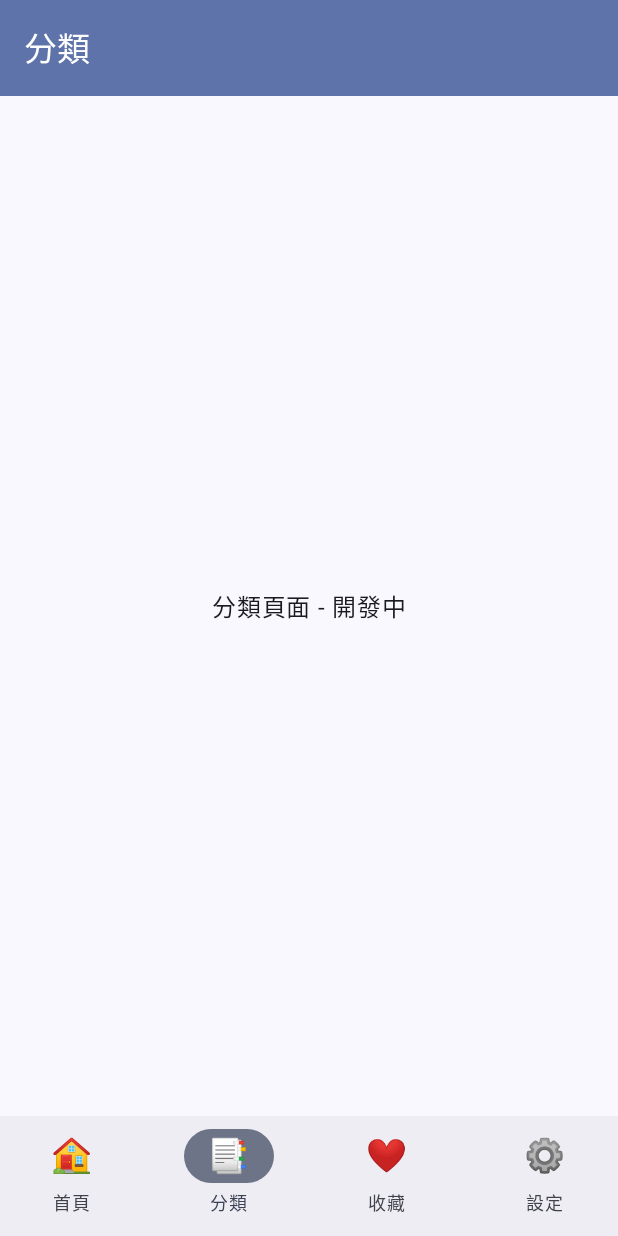
After one commit to KuroNekoLi/BlackCatNews, an Android app built with Jetpack Compose: the CategoriesScreen screen opened through its navigation route, on a phone screen of 412 x 824 dp. The commit adds this screen. Run offline under Robolectric (Android 15) with nearby library versions, the phone set to English and light mode, and no system bars; libraries missing offline, so code that uses them is left out: coil3.network.ktor3, com.example.compose; pictures from the network do not load.

Commit message:
feat: 新增導航路由及主要畫面（首頁、分類、收藏、設定），並整合底部導航與 Compose 模組

```diff
--- a/composeApp/src/androidMain/kotlin/com/linli/blackcatnews/MainActivity.kt
+++ b/composeApp/src/androidMain/kotlin/com/linli/blackcatnews/MainActivity.kt
@@ -3,13 +3,12 @@ package com.linli.blackcatnews
 import android.os.Bundle
 import androidx.activity.ComponentActivity
 import androidx.activity.compose.setContent
-import androidx.activity.enableEdgeToEdge
 import androidx.compose.runtime.Composable
 import androidx.compose.ui.tooling.preview.Preview
 
 class MainActivity : ComponentActivity() {
     override fun onCreate(savedInstanceState: Bundle?) {
-        enableEdgeToEdge()
+//        enableEdgeToEdge()
         super.onCreate(savedInstanceState)
 
         setContent {
--- /dev/null
+++ b/composeApp/src/commonMain/kotlin/com/linli/blackcatnews/model/NewsItem.kt
@@ -0,0 +1,29 @@
+package com.linli.blackcatnews.model
+
+/**
+ * 新聞條目數據模型
+ * 用於新聞列表展示
+ */
+data class NewsItem(
+    val id: String,
+    val title: String,
+    val summary: String,
+    val imageUrl: String?,
+    val source: String,
+    val publishTime: String,
+    val category: NewsCategory = NewsCategory.LATEST
+)
+
+/**
+ * 新聞分類
+ */
+enum class NewsCategory(val displayName: String) {
+    LATEST("最新"),
+    WORLD("世界新聞"),
+    TECH("科技"),
+    BUSINESS("商業"),
+    SPORTS("體育"),
+    ENTERTAINMENT("娛樂"),
+    HEALTH("健康"),
+    SCIENCE("科學")
+}
--- /dev/null
+++ b/composeApp/src/commonMain/kotlin/com/linli/blackcatnews/navigation/AppNavigation.kt
@@ -0,0 +1,189 @@
+package com.linli.blackcatnews.navigation
+
+import androidx.compose.foundation.layout.padding
+import androidx.compose.material3.ExperimentalMaterial3Api
+import androidx.compose.material3.IconButton
+import androidx.compose.material3.MaterialTheme
+import androidx.compose.material3.Scaffold
+import androidx.compose.material3.Text
+import androidx.compose.material3.TopAppBar
+import androidx.compose.material3.TopAppBarDefaults
+import androidx.compose.runtime.Composable
+import androidx.compose.runtime.getValue
+import androidx.compose.ui.Modifier
+import androidx.navigation.compose.NavHost
+import androidx.navigation.compose.composable
+import androidx.navigation.compose.currentBackStackEntryAsState
+import androidx.navigation.compose.rememberNavController
+import com.linli.blackcatnews.ui.components.AppBottomNavigation
+import com.linli.blackcatnews.ui.screens.CategoriesScreen
+import com.linli.blackcatnews.ui.screens.FavoritesScreen
+import com.linli.blackcatnews.ui.screens.HomeScreen
+import com.linli.blackcatnews.ui.screens.SettingsScreen
+
+/**
+ * 主導航結構
+ * 使用統一的 Scaffold 管理頂部欄和底部導航
+ */
+@OptIn(ExperimentalMaterial3Api::class)
+@Composable
+fun AppNavigation() {
+    val navController = rememberNavController()
+    val currentBackStackEntry by navController.currentBackStackEntryAsState()
+    val currentRoute = currentBackStackEntry?.destination?.route
+
+    Scaffold(
+        topBar = {
+            // 根據當前路由顯示不同的頂部欄
+            when {
+                shouldShowTopBar(currentRoute) -> {
+                    AppTopBar(
+                        title = getTopBarTitle(currentRoute),
+                        onSearchClick = {
+                            // TODO: 導航到搜尋頁面
+                        },
+                        onNotificationClick = {
+                            // TODO: 顯示通知
+                        },
+                        showActions = isHomeRoute(currentRoute)
+                    )
+                }
+            }
+        },
+        bottomBar = {
+            // 只在主要頁面顯示底部導航
+            if (shouldShowBottomBar(currentRoute)) {
+                AppBottomNavigation(
+                    currentRoute = getCurrentRouteObject(currentRoute),
+                    onNavigate = { route ->
+                        navController.navigate(route) {
+                            // 避免重複導航到同一個目的地
+                            launchSingleTop = true
+                            // 回到起始目的地時清除 back stack
+                            if (route == HomeRoute) {
+                                popUpTo(HomeRoute) { inclusive = false }
+                            }
+                        }
+                    }
+                )
+            }
+        }
+    ) { innerPadding ->
+        NavHost(
+            navController = navController,
+            startDestination = HomeRoute,
+            modifier = Modifier.padding(innerPadding)
+        ) {
+            // 首頁 - 不再需要內部的 Scaffold
+            composable<HomeRoute> {
+                HomeScreen(
+                    onNewsItemClick = { newsItem ->
+                        // TODO: 導航到新聞詳情頁
+                    }
+                )
+            }
+
+            // 分類頁面
+            composable<CategoriesRoute> {
+                CategoriesScreen()
+            }
+
+            // 收藏頁面
+            composable<FavoritesRoute> {
+                FavoritesScreen()
+            }
+
+            // 設定頁面
+            composable<SettingsRoute> {
+                SettingsScreen()
+            }
+        }
+    }
+}
+
+/**
+ * 統一的頂部應用欄
+ */
+@OptIn(ExperimentalMaterial3Api::class)
+@Composable
+private fun AppTopBar(
+    title: String,
+    onSearchClick: () -> Unit,
+    onNotificationClick: () -> Unit,
+    showActions: Boolean
+) {
+    TopAppBar(
+        title = { Text(title) },
+        actions = {
+            if (showActions) {
+                IconButton(onClick = onSearchClick) {
+                    Text("🔍", style = MaterialTheme.typography.titleLarge)
+                }
+                IconButton(onClick = onNotificationClick) {
+                    Text("🔔", style = MaterialTheme.typography.titleLarge)
+                }
+            }
+        },
+        colors = TopAppBarDefaults.topAppBarColors(
+            containerColor = MaterialTheme.colorScheme.primaryContainer,
+            titleContentColor = MaterialTheme.colorScheme.onPrimaryContainer
+        )
+    )
+}
+
+/**
+ * 判斷是否應該顯示頂部欄
+ */
+private fun shouldShowTopBar(route: String?): Boolean {
+    return route in listOf(
+        "com.linli.blackcatnews.navigation.HomeRoute",
+        "com.linli.blackcatnews.navigation.CategoriesRoute",
+        "com.linli.blackcatnews.navigation.FavoritesRoute",
+        "com.linli.blackcatnews.navigation.SettingsRoute"
+    )
+}
+
+/**
+ * 判斷是否應該顯示底部導航欄
+ */
+private fun shouldShowBottomBar(route: String?): Boolean {
+    return route in listOf(
+        "com.linli.blackcatnews.navigation.HomeRoute",
+        "com.linli.blackcatnews.navigation.CategoriesRoute",
+        "com.linli.blackcatnews.navigation.FavoritesRoute",
+        "com.linli.blackcatnews.navigation.SettingsRoute"
+    )
+}
+
+/**
+ * 判斷是否為首頁路由
+ */
+private fun isHomeRoute(route: String?): Boolean {
+    return route == "com.linli.blackcatnews.navigation.HomeRoute"
+}
+
+/**
+ * 根據路由獲取頂部欄標題
+ */
+private fun getTopBarTitle(route: String?): String {
+    return when (route) {
+        "com.linli.blackcatnews.navigation.HomeRoute" -> "黑貓新聞"
+        "com.linli.blackcatnews.navigation.CategoriesRoute" -> "分類"
+        "com.linli.blackcatnews.navigation.FavoritesRoute" -> "收藏"
+        "com.linli.blackcatnews.navigation.SettingsRoute" -> "設定"
+        else -> "黑貓新聞"
+    }
+}
+
+/**
+ * 從路由字符串獲取路由對象
+ */
+private fun getCurrentRouteObject(route: String?): Any? {
+    return when (route) {
+        "com.linli.blackcatnews.navigation.HomeRoute" -> HomeRoute
+        "com.linli.blackcatnews.navigation.CategoriesRoute" -> CategoriesRoute
+        "com.linli.blackcatnews.navigation.FavoritesRoute" -> FavoritesRoute
+        "com.linli.blackcatnews.navigation.SettingsRoute" -> SettingsRoute
+        else -> null
+    }
+}
--- /dev/null
+++ b/composeApp/src/commonMain/kotlin/com/linli/blackcatnews/navigation/NavRoutes.kt
@@ -0,0 +1,34 @@
+package com.linli.blackcatnews.navigation
+
+import kotlinx.serialization.Serializable
+
+/**
+ * Type-Safe Navigation 路由定義
+ * 使用 @Serializable 標記實現類型安全的導航
+ */
+
+// 底部導航的主要路由
+@Serializable
+object HomeRoute
+
+@Serializable
+object CategoriesRoute
+
+@Serializable
+object FavoritesRoute
+
+@Serializable
+object SettingsRoute
+
+// 詳情頁路由
+@Serializable
+data class ArticleDetailRoute(
+    val articleId: String,
+    val title: String = ""
+)
+
+// 搜尋結果路由
+@Serializable
+data class SearchResultRoute(
+    val query: String
+)
--- /dev/null
+++ b/composeApp/src/commonMain/kotlin/com/linli/blackcatnews/ui/components/BottomNavigation.kt
@@ -0,0 +1,51 @@
+package com.linli.blackcatnews.ui.components
+
+import androidx.compose.material3.MaterialTheme
+import androidx.compose.material3.NavigationBar
+import androidx.compose.material3.NavigationBarItem
+import androidx.compose.material3.Text
+import androidx.compose.runtime.Composable
+import androidx.compose.ui.Modifier
+import com.linli.blackcatnews.navigation.CategoriesRoute
+import com.linli.blackcatnews.navigation.FavoritesRoute
+import com.linli.blackcatnews.navigation.HomeRoute
+import com.linli.blackcatnews.navigation.SettingsRoute
+
+/**
+ * 底部導航項目定義
+ */
+data class BottomNavItem(
+    val route: Any,
+    val iconText: String,
+    val label: String
+)
+
+/**
+ * 底部導航欄
+ */
+@Composable
+fun AppBottomNavigation(
+    currentRoute: Any?,
+    onNavigate: (Any) -> Unit,
+    modifier: Modifier = Modifier
+) {
+    val items = listOf(
+        BottomNavItem(HomeRoute, "🏠", "首頁"),
+        BottomNavItem(CategoriesRoute, "📑", "分類"),
+        BottomNavItem(FavoritesRoute, "❤️", "收藏"),
+        BottomNavItem(SettingsRoute, "⚙️", "設定")
+    )
+
+    NavigationBar(modifier = modifier) {
+        items.forEach { item ->
+            val selected = currentRoute?.let { it::class == item.route::class } ?: false
+
+            NavigationBarItem(
+                icon = { Text(item.iconText, style = MaterialTheme.typography.titleLarge) },
+                label = { Text(item.label) },
+                selected = selected,
+                onClick = { onNavigate(item.route) }
+            )
+        }
+    }
+}
--- /dev/null
+++ b/composeApp/src/commonMain/kotlin/com/linli/blackcatnews/ui/components/CategoryChip.kt
@@ -0,0 +1,26 @@
+package com.linli.blackcatnews.ui.components
+
+import androidx.compose.material3.FilterChip
+import androidx.compose.material3.Text
+import androidx.compose.runtime.Composable
+import androidx.compose.ui.Modifier
+import com.linli.blackcatnews.model.NewsCategory
+
+/**
+ * 分類 Chip 組件
+ * 用於選擇新聞分類
+ */
+@Composable
+fun CategoryChip(
+    category: NewsCategory,
+    isSelected: Boolean,
+    onClick: () -> Unit,
+    modifier: Modifier = Modifier
+) {
+    FilterChip(
+        selected = isSelected,
+        onClick = onClick,
+        label = { Text(category.displayName) },
+        modifier = modifier
+    )
+}
--- /dev/null
+++ b/composeApp/src/commonMain/kotlin/com/linli/blackcatnews/ui/components/NewsCard.kt
@@ -0,0 +1,119 @@
+package com.linli.blackcatnews.ui.components
+
+import androidx.compose.foundation.clickable
+import androidx.compose.foundation.layout.Arrangement
+import androidx.compose.foundation.layout.Box
+import androidx.compose.foundation.layout.Column
+import androidx.compose.foundation.layout.Row
+import androidx.compose.foundation.layout.fillMaxWidth
+import androidx.compose.foundation.layout.height
+import androidx.compose.foundation.layout.padding
+import androidx.compose.material3.Card
+import androidx.compose.material3.CardDefaults
+import androidx.compose.material3.MaterialTheme
+import androidx.compose.material3.Text
+import androidx.compose.runtime.Composable
+import androidx.compose.ui.Alignment
+import androidx.compose.ui.Modifier
+import androidx.compose.ui.draw.clip
+import androidx.compose.ui.layout.ContentScale
+import androidx.compose.ui.text.style.TextOverflow
+import androidx.compose.ui.unit.dp
+import coil3.compose.AsyncImage
+import com.linli.blackcatnews.model.NewsItem
+
+/**
+ * 新聞卡片組件
+ * 展示新聞的縮圖、標題、摘要、時間和來源
+ */
+@Composable
+fun NewsCard(
+    newsItem: NewsItem,
+    onClick: () -> Unit,
+    modifier: Modifier = Modifier
+) {
+    Card(
+        modifier = modifier
+            .fillMaxWidth()
+            .clickable(onClick = onClick),
+        elevation = CardDefaults.cardElevation(defaultElevation = 2.dp)
+    ) {
+        Column(
+            modifier = Modifier.fillMaxWidth()
+        ) {
+            // 新聞圖片
+            if (newsItem.imageUrl != null) {
+                AsyncImage(
+                    model = newsItem.imageUrl,
+                    contentDescription = newsItem.title,
+                    modifier = Modifier
+                        .fillMaxWidth()
+                        .height(200.dp)
+                        .clip(MaterialTheme.shapes.medium),
+                    contentScale = ContentScale.Crop,
+                    onError = { error ->
+                        // 圖片加載失敗時的處理
+                        println("圖片加載失敗: ${newsItem.imageUrl}")
+                    }
+                )
+            } else {
+                // 沒有圖片時顯示佔位符
+                Box(
+                    modifier = Modifier
+                        .fillMaxWidth()
+                        .height(200.dp)
+                        .clip(MaterialTheme.shapes.medium),
+                    contentAlignment = Alignment.Center
+                ) {
+                    Text(
+                        text = "📰",
+                        style = MaterialTheme.typography.displayLarge,
+                        color = MaterialTheme.colorScheme.onSurfaceVariant
+                    )
+                }
+            }
+
+            // 新聞內容
+            Column(
+                modifier = Modifier
+                    .fillMaxWidth()
+                    .padding(16.dp),
+                verticalArrangement = Arrangement.spacedBy(8.dp)
+            ) {
+                // 標題
+                Text(
+                    text = newsItem.title,
+                    style = MaterialTheme.typography.titleMedium,
+                    maxLines = 2,
+                    overflow = TextOverflow.Ellipsis
+                )
+
+                // 摘要
+                Text(
+                    text = newsItem.summary,
+                    style = MaterialTheme.typography.bodyMedium,
+                    color = MaterialTheme.colorScheme.onSurfaceVariant,
+                    maxLines = 3,
+                    overflow = TextOverflow.Ellipsis
+                )
+
+                // 來源和時間
+                Row(
+                    modifier = Modifier.fillMaxWidth(),
+                    horizontalArrangement = Arrangement.SpaceBetween
+                ) {
+                    Text(
+                        text = newsItem.source,
+                        style = MaterialTheme.typography.labelSmall,
+                        color = MaterialTheme.colorScheme.primary
+                    )
+                    Text(
+                        text = newsItem.publishTime,
+                        style = MaterialTheme.typography.labelSmall,
+                        color = MaterialTheme.colorScheme.onSurfaceVariant
+                    )
+                }
+            }
+        }
+    }
+}
--- /dev/null
+++ b/composeApp/src/commonMain/kotlin/com/linli/blackcatnews/ui/screens/CategoriesScreen.kt
@@ -0,0 +1,25 @@
+package com.linli.blackcatnews.ui.screens
+
+import androidx.compose.foundation.layout.Box
+import androidx.compose.foundation.layout.fillMaxSize
+import androidx.compose.material3.Text
+import androidx.compose.runtime.Composable
+import androidx.compose.ui.Alignment
+import androidx.compose.ui.Modifier
+
+/**
+ * 分類屏幕
+ * 顯示所有新聞分類
+ * Scaffold 和 TopBar 由 AppNavigation 統一管理
+ */
+@Composable
+fun CategoriesScreen(
+    modifier: Modifier = Modifier
+) {
+    Box(
+        modifier = modifier.fillMaxSize(),
+        contentAlignment = Alignment.Center
+    ) {
+        Text("分類頁面 - 開發中")
+    }
+}
--- /dev/null
+++ b/composeApp/src/commonMain/kotlin/com/linli/blackcatnews/ui/screens/HomeScreen.kt
@@ -0,0 +1,159 @@
+package com.linli.blackcatnews.ui.screens
+
+import androidx.compose.foundation.layout.Arrangement
+import androidx.compose.foundation.layout.Column
+import androidx.compose.foundation.layout.PaddingValues
+import androidx.compose.foundation.layout.fillMaxSize
+import androidx.compose.foundation.layout.fillMaxWidth
+import androidx.compose.foundation.lazy.LazyColumn
+import androidx.compose.foundation.lazy.LazyRow
+import androidx.compose.foundation.lazy.items
+import androidx.compose.material3.MaterialTheme
+import androidx.compose.material3.Surface
+import androidx.compose.runtime.Composable
+import androidx.compose.runtime.getValue
+import androidx.compose.runtime.mutableStateOf
+import androidx.compose.runtime.remember
+import androidx.compose.runtime.setValue
+import androidx.compose.ui.Modifier
+import androidx.compose.ui.unit.dp
+import com.linli.blackcatnews.model.NewsCategory
+import com.linli.blackcatnews.model.NewsItem
+import com.linli.blackcatnews.ui.components.CategoryChip
+import com.linli.blackcatnews.ui.components.NewsCard
+
+/**
+ * 首頁屏幕
+ * 顯示分類 Chips 和新聞列表
+ * Scaffold 和 TopBar 由 AppNavigation 統一管理
+ */
+@Composable
+fun HomeScreen(
+    onNewsItemClick: (NewsItem) -> Unit,
+    modifier: Modifier = Modifier
+) {
+    // 當前選中的分類
+    var selectedCategory by remember { mutableStateOf(NewsCategory.LATEST) }
+
+    // 模擬新聞數據
+    val newsList = remember { getSampleNewsList() }
+
+    // 根據分類過濾新聞
+    val filteredNews = remember(selectedCategory) {
+        if (selectedCategory == NewsCategory.LATEST) {
+            newsList
+        } else {
+            newsList.filter { it.category == selectedCategory }
+        }
+    }
+
+    Column(
+        modifier = modifier.fillMaxSize()
+    ) {
+        // 分類 Chips
+        CategoryChipsRow(
+            categories = NewsCategory.entries,
+            selectedCategory = selectedCategory,
+            onCategorySelected = { selectedCategory = it },
+            modifier = Modifier.fillMaxWidth()
+        )
+
+        // 新聞列表
+        LazyColumn(
+            modifier = Modifier.fillMaxSize(),
+            contentPadding = PaddingValues(horizontal = 16.dp, vertical = 8.dp),
+            verticalArrangement = Arrangement.spacedBy(12.dp)
+        ) {
+            items(filteredNews, key = { it.id }) { newsItem ->
+                NewsCard(
+                    newsItem = newsItem,
+                    onClick = { onNewsItemClick(newsItem) }
+                )
+            }
+        }
+    }
+}
+
+/**
+ * 分類 Chips 橫向滾動列表
+ */
+@Composable
+private fun CategoryChipsRow(
+    categories: List<NewsCategory>,
+    selectedCategory: NewsCategory,
+    onCategorySelected: (NewsCategory) -> Unit,
+    modifier: Modifier = Modifier
+) {
+    Surface(
+        modifier = modifier,
+        color = MaterialTheme.colorScheme.surface,
+        tonalElevation = 1.dp
+    ) {
+        LazyRow(
+            modifier = Modifier.fillMaxWidth(),
+            contentPadding = PaddingValues(horizontal = 16.dp, vertical = 12.dp),
+            horizontalArrangement = Arrangement.spacedBy(8.dp)
+        ) {
+            items(categories) { category ->
+                CategoryChip(
+                    category = category,
+                    isSelected = category == selectedCategory,
+                    onClick = { onCategorySelected(category) }
+                )
+            }
+        }
+    }
+}
+
+/**
+ * 生成模擬新聞數據
+ */
+private fun getSampleNewsList(): List<NewsItem> {
+    return listOf(
+        NewsItem(
+            id = "1",
+            title = "科技巨頭發布新一代 AI 助手",
+            summary = "該公司宣布推出全新的人工智能助手，具備更強大的自然語言處理能力...",
+            imageUrl = "https://picsum.photos/400/300?random=1",
+            source = "科技日報",
+            publishTime = "2小時前",
+            category = NewsCategory.TECH
+        ),
+        NewsItem(
+            id = "2",
+            title = "全球股市今日大幅上漲",
+            summary = "受經濟數據利好影響，全球主要股市今日普遍上漲...",
+            imageUrl = "https://picsum.photos/400/300?random=2",
+            source = "財經週刊",
+            publishTime = "3小時前",
+            category = NewsCategory.BUSINESS
+        ),
+        NewsItem(
+            id = "3",
+            title = "氣候變化對全球農業的影響",
+            summary = "最新研究顯示，氣候變化正在對全球農業生產造成重大影響...",
+            imageUrl = "https://picsum.photos/400/300?random=3",
+            source = "環球時報",
+            publishTime = "5小時前",
+            category = NewsCategory.WORLD
+        ),
+        NewsItem(
+            id = "4",
+            title = "新型健康飲食法受到追捧",
+            summary = "營養專家推薦的新型飲食方法正在社交媒體上廣泛傳播...",
+            imageUrl = "https://picsum.photos/400/300?random=4",
+            source = "健康生活",
+            publishTime = "6小時前",
+            category = NewsCategory.HEALTH
+        ),
+        NewsItem(
+            id = "5",
+            title = "科學家發現新的系外行星",
+            summary = "天文學家在距離地球100光年外發現了一顆可能適合生命存在的行星...",
+            imageUrl = "https://picsum.photos/400/300?random=5",
+            source = "科學週刊",
+            publishTime = "8小時前",
+            category = NewsCategory.SCIENCE
+        )
+    )
+}
```
Also changed, not shown: composeApp/build.gradle.kts (+7 -0 lines), composeApp/src/commonMain/kotlin/com/linli/blackcatnews/App.kt (+5 -40 lines), composeApp/src/commonMain/kotlin/com/linli/blackcatnews/ui/screens/FavoritesScreen.kt (added, +25 -0 lines), composeApp/src/commonMain/kotlin/com/linli/blackcatnews/ui/screens/SettingsScreen.kt (added, +25 -0 lines), gradle/libs.versions.toml (+7 -1 lines), 4 other files.
